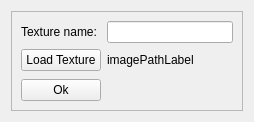
Qt form src/PK Creator/TextureWindow.ui (Hary309/PKCreator) before a commit.
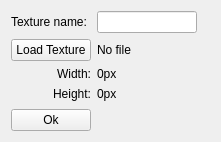
The same form after that commit.

Commit message: Added load texture button event

```diff
--- a/src/PK Creator/TextureWindow.ui
+++ b/src/PK Creator/TextureWindow.ui
@@ -6,48 +6,56 @@
    <rect>
     <x>0</x>
     <y>0</y>
-    <width>254</width>
-    <height>122</height>
+    <width>209</width>
+    <height>142</height>
    </rect>
   </property>
   <property name="windowTitle">
    <string>TextureWindow</string>
   </property>
-  <layout class="QGridLayout" name="gridLayout_2">
-   <item row="0" column="0">
-    <widget class="QFrame" name="frame">
-     <property name="locale">
-      <locale language="English" country="UnitedStates"/>
-     </property>
-     <property name="frameShape">
-      <enum>QFrame::StyledPanel</enum>
-     </property>
-     <property name="frameShadow">
-      <enum>QFrame::Raised</enum>
-     </property>
-     <layout class="QGridLayout" name="gridLayout">
-      <item row="0" column="1">
-       <widget class="QLineEdit" name="nameEdit"/>
-      </item>
-      <item row="1" column="1">
-       <widget class="QLabel" name="imagePathLabel">
-        <property name="text">
-         <string>imagePathLabel</string>
-        </property>
-       </widget>
-      </item>
+  <layout class="QHBoxLayout" name="horizontalLayout">
+   <item>
+    <layout class="QGridLayout" name="gridLayout_3">
       <item row="0" column="0">
        <widget class="QLabel" name="nameLabel">
+       <property name="sizePolicy">
+        <sizepolicy hsizetype="Maximum" vsizetype="Preferred">
+         <horstretch>0</horstretch>
+         <verstretch>0</verstretch>
+        </sizepolicy>
+       </property>
         <property name="text">
          <string>Texture name:</string>
         </property>
        </widget>
       </item>
+     <item row="0" column="1">
+      <widget class="QLineEdit" name="nameEdit">
+       <property name="sizePolicy">
+        <sizepolicy hsizetype="Maximum" vsizetype="Fixed">
+         <horstretch>0</horstretch>
+         <verstretch>0</verstretch>
+        </sizepolicy>
+       </property>
+       <property name="minimumSize">
+        <size>
+         <width>100</width>
+         <height>0</height>
+        </size>
+       </property>
+       <property name="maximumSize">
+        <size>
+         <width>100</width>
+         <height>16777215</height>
+        </size>
+       </property>
+      </widget>
+     </item>
       <item row="1" column="0">
        <widget class="QPushButton" name="loadButton">
         <property name="sizePolicy">
-         <sizepolicy hsizetype="Preferred" vsizetype="Fixed">
-          <horstretch>0</horstretch>
+        <sizepolicy hsizetype="Maximum" vsizetype="Fixed">
+         <horstretch>200</horstretch>
           <verstretch>0</verstretch>
          </sizepolicy>
         </property>
@@ -68,32 +76,72 @@
         </property>
        </widget>
       </item>
-      <item row="3" column="0">
-       <widget class="QPushButton" name="okButton">
+     <item row="1" column="1">
+      <widget class="QLabel" name="imagePathLabel">
         <property name="sizePolicy">
-         <sizepolicy hsizetype="Preferred" vsizetype="Fixed">
+        <sizepolicy hsizetype="Maximum" vsizetype="Preferred">
           <horstretch>0</horstretch>
           <verstretch>0</verstretch>
          </sizepolicy>
         </property>
-        <property name="minimumSize">
-         <size>
-          <width>0</width>
-          <height>0</height>
-         </size>
-        </property>
-        <property name="maximumSize">
-         <size>
-          <width>16777215</width>
-          <height>16777215</height>
-         </size>
-        </property>
         <property name="text">
-         <string>Ok</string>
+        <string>No file</string>
         </property>
        </widget>
       </item>
       <item row="2" column="0">
+      <widget class="QLabel" name="widthLabel">
+       <property name="text">
+        <string>Width:</string>
+       </property>
+       <property name="alignment">
+        <set>Qt::AlignRight|Qt::AlignTrailing|Qt::AlignVCenter</set>
+       </property>
+      </widget>
+     </item>
+     <item row="2" column="1">
+      <widget class="QLabel" name="widthValueLabel">
+       <property name="sizePolicy">
+        <sizepolicy hsizetype="Maximum" vsizetype="Preferred">
+         <horstretch>0</horstretch>
+         <verstretch>0</verstretch>
+        </sizepolicy>
+       </property>
+       <property name="text">
+        <string>0px</string>
+       </property>
+      </widget>
+     </item>
+     <item row="3" column="0">
+      <widget class="QLabel" name="heightLabel">
+       <property name="sizePolicy">
+        <sizepolicy hsizetype="Preferred" vsizetype="Preferred">
+         <horstretch>0</horstretch>
+         <verstretch>0</verstretch>
+        </sizepolicy>
+       </property>
+       <property name="text">
+        <string>Height:</string>
+       </property>
+       <property name="alignment">
+        <set>Qt::AlignRight|Qt::AlignTrailing|Qt::AlignVCenter</set>
+       </property>
+      </widget>
+     </item>
+     <item row="3" column="1">
+      <widget class="QLabel" name="heightValueLabel">
+       <property name="sizePolicy">
+        <sizepolicy hsizetype="Maximum" vsizetype="Preferred">
+         <horstretch>0</horstretch>
+         <verstretch>0</verstretch>
+        </sizepolicy>
+       </property>
+       <property name="text">
+        <string>0px</string>
+       </property>
+      </widget>
+     </item>
+     <item row="4" column="0">
        <spacer name="verticalSpacer">
         <property name="orientation">
          <enum>Qt::Vertical</enum>
@@ -106,8 +154,49 @@
         </property>
        </spacer>
       </item>
-     </layout>
-    </widget>
+     <item row="5" column="0">
+      <widget class="QPushButton" name="okButton">
+       <property name="sizePolicy">
+        <sizepolicy hsizetype="Maximum" vsizetype="Fixed">
+         <horstretch>0</horstretch>
+         <verstretch>0</verstretch>
+        </sizepolicy>
+       </property>
+       <property name="minimumSize">
+        <size>
+         <width>0</width>
+         <height>0</height>
+        </size>
+       </property>
+       <property name="maximumSize">
+        <size>
+         <width>16777215</width>
+         <height>16777215</height>
+        </size>
+       </property>
+       <property name="text">
+        <string>Ok</string>
+       </property>
+      </widget>
+     </item>
+    </layout>
+   </item>
+   <item>
+    <layout class="QGridLayout" name="gridLayout_2">
+     <item row="0" column="0">
+      <widget class="QLabel" name="imageLabel">
+       <property name="sizePolicy">
+        <sizepolicy hsizetype="Expanding" vsizetype="Preferred">
+         <horstretch>0</horstretch>
+         <verstretch>0</verstretch>
+        </sizepolicy>
+       </property>
+       <property name="text">
+        <string/>
+       </property>
+      </widget>
+     </item>
+    </layout>
    </item>
   </layout>
  </widget>
```
Lines whose indentation alone changed are shown as unchanged. The commit also changes 2 other files.
